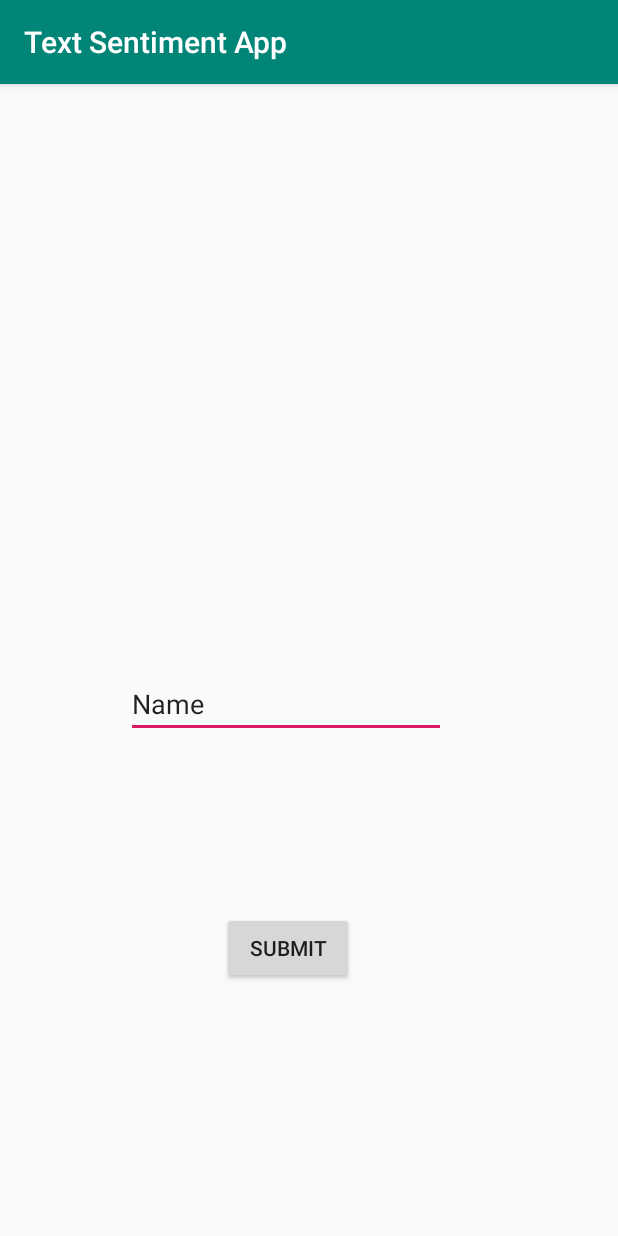
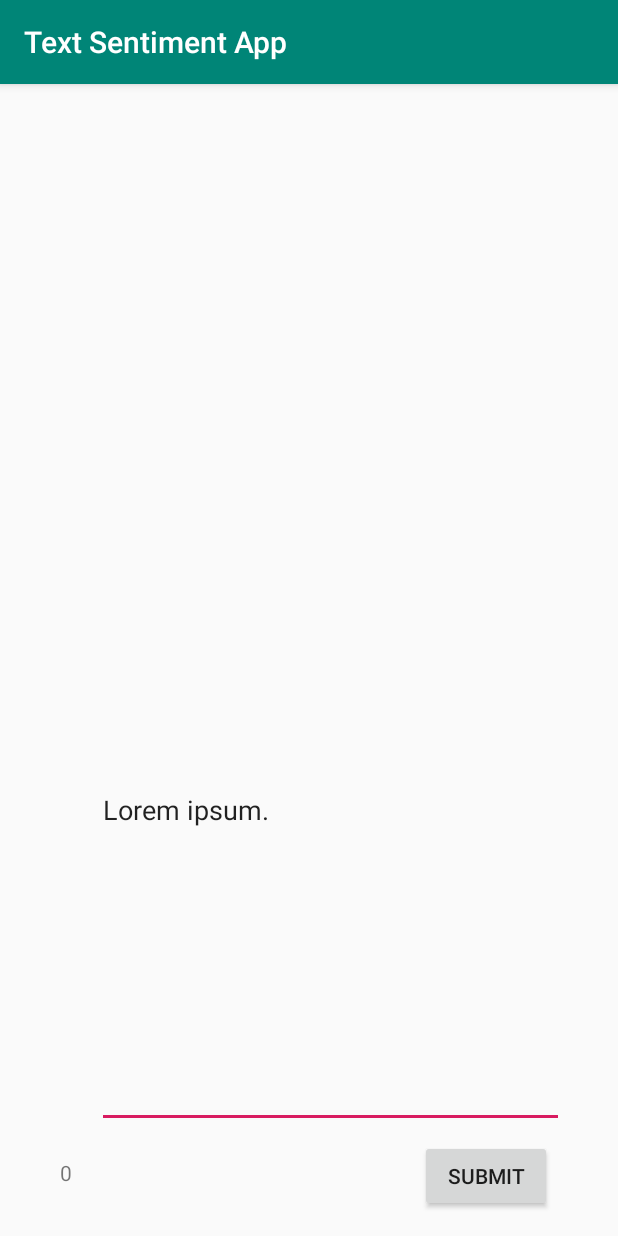
Before and after one commit to salonis3/EmotionApp, an Android app: the screen it shows after launch (TextSentimentActivity), on a phone screen of 412 x 824 dp. Run offline under Robolectric (Android 15) with nearby library versions, the phone set to English and light mode, and no system bars; our stand-ins replace Volley; 2 statements that could not run were skipped.

```diff
--- a/app/src/main/java/edu/illinois/cs/cs125/textsentimentapp/TextSentimentActivity.java
+++ b/app/src/main/java/edu/illinois/cs/cs125/textsentimentapp/TextSentimentActivity.java
@@ -2,6 +2,8 @@ package edu.illinois.cs.cs125.textsentimentapp;
 
 import android.support.v7.app.AppCompatActivity;
 import android.os.Bundle;
+import android.view.View;
+import android.widget.EditText;
 import android.widget.TextView;
 
 import com.android.volley.AuthFailureError;
@@ -15,14 +17,13 @@ import com.android.volley.toolbox.Volley;
 import org.json.JSONArray;
 import org.json.JSONException;
 import org.json.JSONObject;
-import org.w3c.dom.Text;
 
 import java.util.Map;
 
 public class TextSentimentActivity extends AppCompatActivity {
 
     private static final String SENTIMENT_ANALYSIS_URL =
-            "https://westus.api.cognitive.microsoft.com/text/analytics/v2.0/sentiment";
+            "https://eastus2.api.cognitive.microsoft.com/text/analytics/v2.0/sentiment";
 
     // BEFORE COMPILING APP, SET API KEY
     // NEVER COMMIT KEY TO GIT
@@ -30,14 +31,17 @@ public class TextSentimentActivity extends AppCompatActivity {
 
     private final RequestQueue requestQueue = Volley.newRequestQueue(this);
 
-    // TODO: add correct id
-    final TextView textView = (TextView) findViewById(0);
-
+    final TextView textView = (TextView) findViewById(R.id.sentiment);
+    final EditText editText = (EditText) findViewById(R.id.editText);
 
     @Override
     protected void onCreate(Bundle savedInstanceState) {
         super.onCreate(savedInstanceState);
         setContentView(R.layout.activity_text_sentiment);
+    }
+
+    public void onClick(View view) {
+        getTextSentiment(editText.getText().toString());
     }
 
     /**
@@ -88,7 +92,7 @@ public class TextSentimentActivity extends AppCompatActivity {
             @Override
             public Map<String, String> getHeaders() throws AuthFailureError {
                 Map<String, String> headers =  super.getHeaders();
-                headers.put("api-key-header-name", API_KEY);
+                headers.put("Ocp-Apim-Subscription-Key", API_KEY);
                 return headers;
             }
         };
--- a/app/src/main/res/layout/activity_text_sentiment.xml
+++ b/app/src/main/res/layout/activity_text_sentiment.xml
@@ -9,26 +9,37 @@
 
     <EditText
         android:id="@+id/editText"
+        android:layout_width="311dp"
+        android:layout_height="423dp"
+        android:layout_marginEnd="36dp"
+        android:layout_marginRight="36dp"
+        android:layout_marginBottom="8dp"
+        android:ems="10"
+        android:inputType="text|textMultiLine"
+        android:text="Lorem ipsum."
+        app:layout_constraintBottom_toTopOf="@+id/submitButton"
+        app:layout_constraintEnd_toEndOf="parent" />
+
+    <Button
+        android:id="@+id/submitButton"
         android:layout_width="wrap_content"
         android:layout_height="wrap_content"
-        android:layout_marginLeft="84dp"
-        android:layout_marginBottom="116dp"
-        android:ems="10"
-        android:inputType="textPersonName"
-        android:text="Name"
-        android:layout_marginStart="84dp"
-        app:layout_constraintBottom_toTopOf="@id/button"
-        app:layout_constraintLeft_toLeftOf="parent" />
-
-    <Button
-        android:id="@+id/button"
-        android:layout_width="wrap_content"
-        android:layout_height="wrap_content"
-        android:layout_marginLeft="148dp"
-        android:layout_marginBottom="168dp"
-        android:layout_marginStart="148dp"
+        android:layout_marginLeft="280dp"
+        android:layout_marginBottom="16dp"
         android:text="Submit"
+        android:onClick="onClick"
         app:layout_constraintBottom_toBottomOf="parent"
         app:layout_constraintLeft_toLeftOf="parent" />
 
+    <TextView
+        android:id="@+id/sentiment"
+        android:layout_width="wrap_content"
+        android:layout_height="wrap_content"
+        android:layout_marginTop="20dp"
+        android:layout_marginEnd="232dp"
+        android:layout_marginRight="232dp"
+        android:text="0"
+        app:layout_constraintEnd_toStartOf="@+id/submitButton"
+        app:layout_constraintTop_toBottomOf="@+id/editText" />
+
 </android.support.constraint.ConstraintLayout>
```
